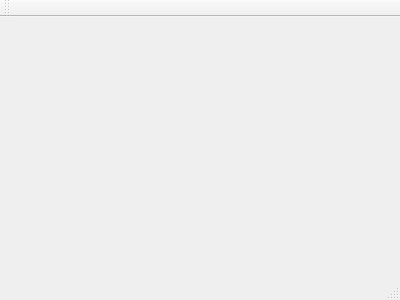
Before: the Qt Designer form Assignment5-BinarySimon/Assignment5-BinarySimon/mainwindow.ui in thePeterPan/CS3505-2016, drawn with Qt 5.
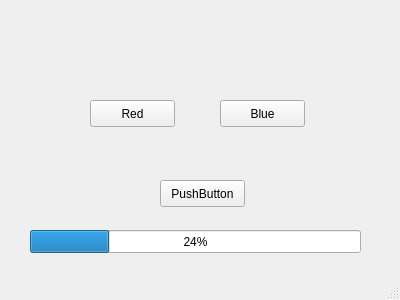
After: the same form once the commit is applied.

Commit message: all three buttons are functioning to clicks

Patch:
```diff
--- a/Assignment5-BinarySimon/Assignment5-BinarySimon/mainwindow.ui
+++ b/Assignment5-BinarySimon/Assignment5-BinarySimon/mainwindow.ui
@@ -12,13 +12,63 @@
   <property name="windowTitle" >
    <string>MainWindow</string>
   </property>
-  <widget class="QMenuBar" name="menuBar" />
-  <widget class="QToolBar" name="mainToolBar" />
-  <widget class="QWidget" name="centralWidget" />
-  <widget class="QStatusBar" name="statusBar" />
+  <widget class="QWidget" name="centralWidget">
+   <widget class="QPushButton" name="pushButton_start">
+    <property name="geometry">
+     <rect>
+      <x>160</x>
+      <y>180</y>
+      <width>85</width>
+      <height>27</height>
+     </rect>
+    </property>
+    <property name="text">
+     <string>PushButton</string>
+    </property>
+   </widget>
+   <widget class="QPushButton" name="pushButton_red">
+    <property name="geometry">
+     <rect>
+      <x>90</x>
+      <y>100</y>
+      <width>85</width>
+      <height>27</height>
+     </rect>
+    </property>
+    <property name="text">
+     <string>Red</string>
+    </property>
+   </widget>
+   <widget class="QPushButton" name="pushButton_blue">
+    <property name="geometry">
+     <rect>
+      <x>220</x>
+      <y>100</y>
+      <width>85</width>
+      <height>27</height>
+     </rect>
+    </property>
+    <property name="text">
+     <string>Blue</string>
+    </property>
+   </widget>
+   <widget class="QProgressBar" name="progressBar">
+    <property name="geometry">
+     <rect>
+      <x>30</x>
+      <y>230</y>
+      <width>331</width>
+      <height>23</height>
+     </rect>
+    </property>
+    <property name="value">
+     <number>24</number>
+    </property>
+   </widget>
+  </widget>
+  <widget class="QStatusBar" name="statusBar"/>
  </widget>
- <layoutDefault spacing="6" margin="11" />
- <pixmapfunction></pixmapfunction>
+ <layoutdefault spacing="6" margin="11"/>
  <resources/>
  <connections/>
 </ui>
```
Left out of the diff: 9 changed lines with no effect on the pictures. The commit also changes 5 other files.
